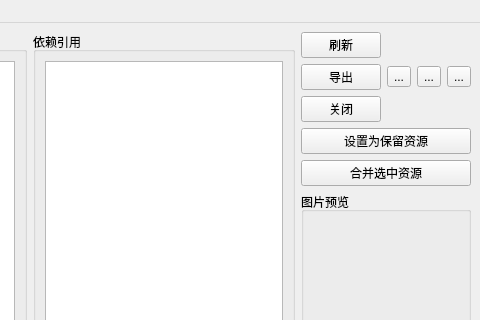
This is gui/mainGUI.ui in TangXiaoLin-CN/FguiResTool as Qt 5 draws it before an edit; both pictures show x 512 to 992 and y 0 to 320 of the 992 by 580 pixel window. The edited form follows.
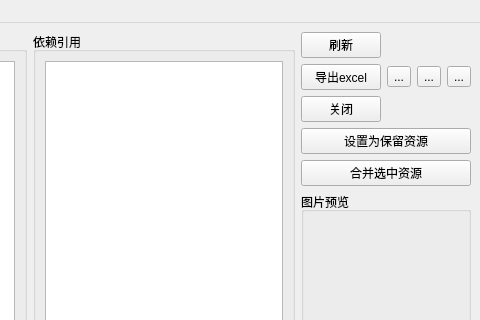
This is the edited form. Icons and pictures are not drawn.

Diff of the .ui file:
```diff
--- a/gui/mainGUI.ui
+++ b/gui/mainGUI.ui
@@ -75,7 +75,7 @@
           <item>
            <widget class="QPushButton" name="btnExport">
             <property name="text">
-             <string>导出</string>
+             <string>导出excel</string>
             </property>
            </widget>
           </item>
```
